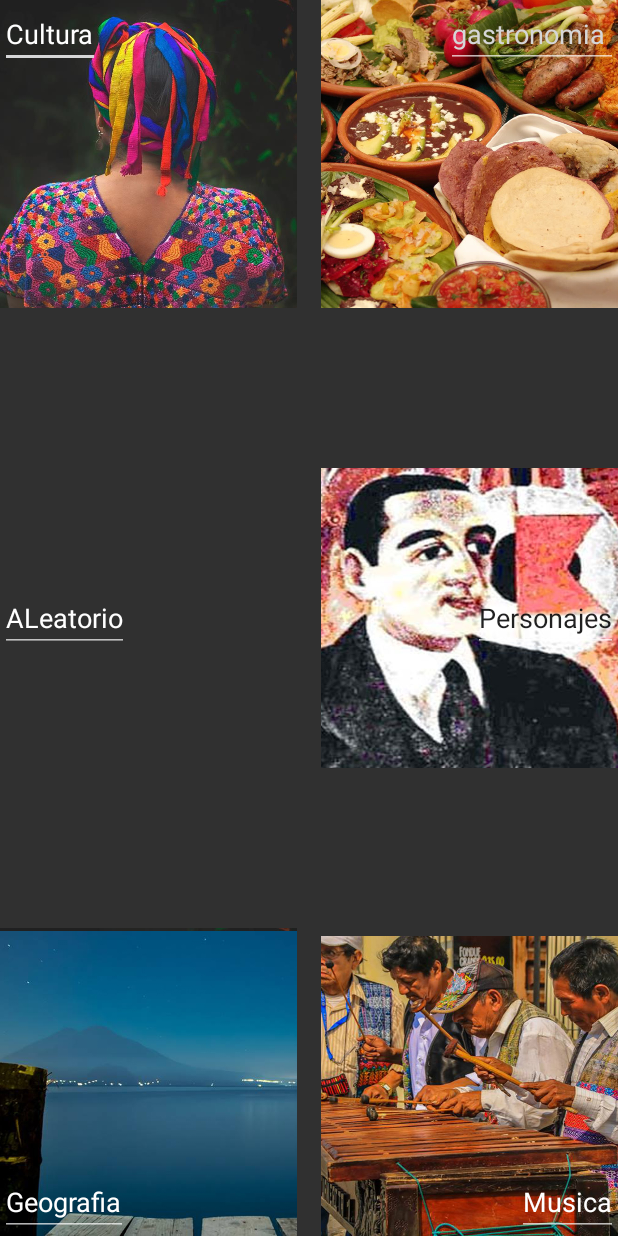
After one commit to Fernando1019/Dev_Ask, an Android app: the layout categorias.xml on its own in the app's theme, with its tools: preview values and no code run, on a phone screen of 412 x 824 dp. The commit adds this screen. Run offline under Robolectric (Android 15) with nearby library versions, the phone set to English and light mode, and no system bars.

Commit message:
mejorando la app

```diff
--- a/app/src/main/java/com/example/fernandoambrosio/devask/EntradaActivity.java
+++ b/app/src/main/java/com/example/fernandoambrosio/devask/EntradaActivity.java
@@ -43,7 +43,7 @@ public class EntradaActivity extends  AppCompatActivity {
         if (a.compareTo("n")==0){
             escribirArchivo();
             // Cuando pasen los 5 segundos, pasamos a la actividad principal de la aplicación
-            Intent intent = new Intent(EntradaActivity.this, Slide.class);
+            Intent intent = new Intent(EntradaActivity.this, Menu.class);
             startActivity(intent);
         }
         else {
--- /dev/null
+++ b/app/src/main/res/layout/categorias.xml
@@ -0,0 +1,90 @@
+<?xml version="1.0" encoding="utf-8"?>
+<LinearLayout xmlns:android="http://schemas.android.com/apk/res/android"
+    android:orientation="vertical" android:layout_width="match_parent"
+    android:layout_height="match_parent">
+
+    <FrameLayout
+        android:layout_width="match_parent"
+        android:layout_height="match_parent"
+        android:layout_gravity="right">
+
+
+        <ImageView
+            android:layout_width="198dp"
+            android:layout_height="205dp"
+            android:background="@drawable/cultura"
+            android:id="@+id/imageView7" />
+
+        <ImageView
+            android:layout_width="198dp"
+            android:layout_height="205dp"
+            android:background="@drawable/geografia"
+            android:id="@+id/imageView9"
+            android:layout_gravity="left|bottom" />
+
+        <ImageView
+            android:layout_width="198dp"
+            android:layout_height="205dp"
+            android:background="@drawable/gastronomia"
+            android:id="@+id/imageView8"
+            android:layout_gravity="right|top" />
+
+        <ImageView
+            android:layout_width="198dp"
+            android:layout_height="200dp"
+            android:background="@drawable/musica"
+            android:id="@+id/imageView10"
+            android:layout_gravity="right|bottom" />
+
+        <ImageView
+            android:layout_width="198dp"
+            android:layout_height="200dp"
+            android:background="@drawable/personajes"
+            android:id="@+id/imageView11"
+            android:layout_gravity="right|center_vertical" />
+
+        <EditText
+            android:layout_width="wrap_content"
+            android:layout_height="wrap_content"
+            android:id="@+id/editText"
+            android:layout_gravity="left|top"
+            android:text="Cultura" />
+
+        <EditText
+            android:layout_width="wrap_content"
+            android:layout_height="wrap_content"
+            android:id="@+id/editText3"
+            android:layout_gravity="left|bottom"
+            android:text="Geografia" />
+
+        <EditText
+            android:layout_width="wrap_content"
+            android:layout_height="wrap_content"
+            android:id="@+id/editText4"
+            android:layout_gravity="right|bottom"
+            android:text="Musica" />
+
+        <EditText
+            android:layout_width="wrap_content"
+            android:layout_height="wrap_content"
+            android:id="@+id/editText5"
+            android:layout_gravity="right|center_vertical"
+            android:text="Personajes"
+            android:textColor="@color/abc_primary_text_material_light" />
+
+        <EditText
+            android:layout_width="wrap_content"
+            android:layout_height="wrap_content"
+            android:id="@+id/editText6"
+            android:layout_gravity="left|center_vertical"
+            android:text="ALeatorio" />
+
+        <EditText
+            android:layout_width="wrap_content"
+            android:layout_height="wrap_content"
+            android:id="@+id/editText2"
+            android:layout_gravity="right|top"
+            android:text="gastronomia "
+            android:textColor="@color/abc_input_method_navigation_guard" />
+    </FrameLayout>
+</LinearLayout>
--- a/app/src/main/res/values/strings.xml
+++ b/app/src/main/res/values/strings.xml
@@ -1,4 +1,4 @@
 <resources>
     <string name="app_name">Jas App</string>
-    <string name="facebook_app_id">541695832681630</string>
+    <string name="facebook_app_id">1220517867975635</string>
 </resources>
```
Also changed, not shown: app/src/main/res/drawable/cultura.jpg (added), app/src/main/res/drawable/culturaOscura.jpg (added), app/src/main/res/drawable/gastronomia.jpg (added), app/src/main/res/drawable/gastronomia_oscura.jpg (added), app/src/main/res/drawable/geografia.jpg (added), app/src/main/res/drawable/geografia_Oscura.jpg (added), app/src/main/res/drawable/musica.jpg (added), app/src/main/res/drawable/musica_oscuraa.jpg (added), app/src/main/res/drawable/personajes.jpg (added), app/src/main/res/drawable/personajes_oscuro.jpg (added).
